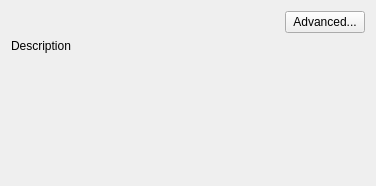
david-cattermole/mayaMatchMoveSolver, file python/mmSolver/tools/solver/widget/solver_basic_widget.ui: the form before one commit.
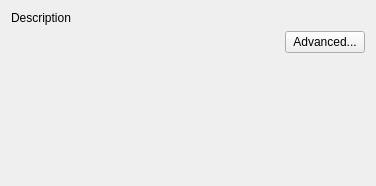
The form after the commit.

Commit message: Move solver description label to top of tab.

```diff
--- a/python/mmSolver/tools/solver/widget/solver_basic_widget.ui
+++ b/python/mmSolver/tools/solver/widget/solver_basic_widget.ui
@@ -14,6 +14,16 @@
    <string>Form</string>
   </property>
   <layout class="QVBoxLayout" name="verticalLayout">
+   <item>
+    <widget class="QLabel" name="description_label">
+     <property name="text">
+      <string>Description</string>
+     </property>
+     <property name="wordWrap">
+      <bool>true</bool>
+     </property>
+    </widget>
+   </item>
    <item>
     <layout class="QHBoxLayout" name="frameRange_layout"/>
    </item>
@@ -47,16 +57,6 @@
      </item>
     </layout>
    </item>
-   <item>
-    <widget class="QLabel" name="description_label">
-     <property name="text">
-      <string>Description</string>
-     </property>
-     <property name="wordWrap">
-      <bool>true</bool>
-     </property>
-    </widget>
-   </item>
    <item>
     <spacer name="verticalSpacer_4">
      <property name="orientation">
```
The commit also changes 1 other file.
